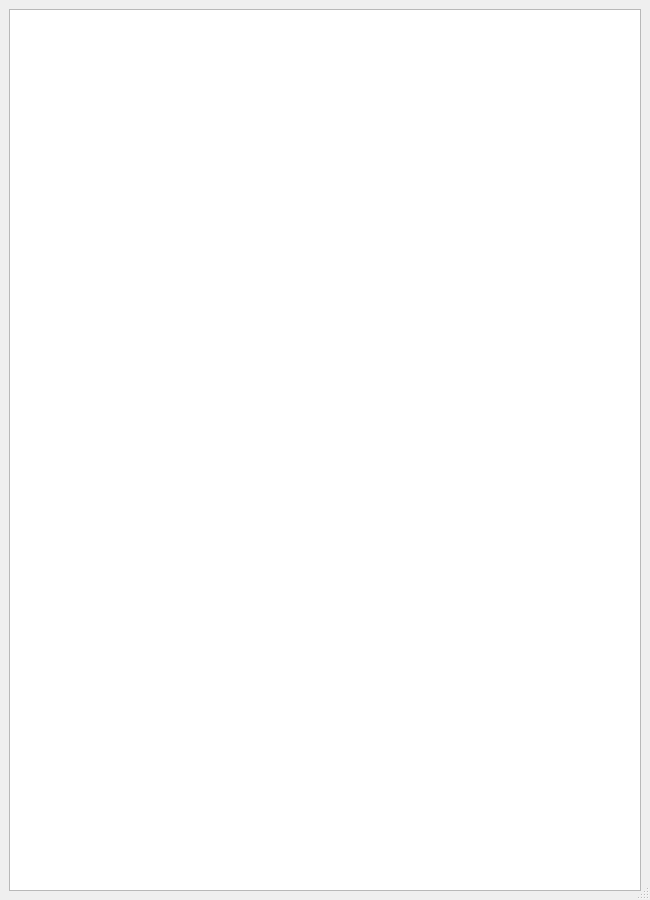
Milieuuh/Arkanoid, file Arkanoid/mainwindow.ui: the form before one commit.
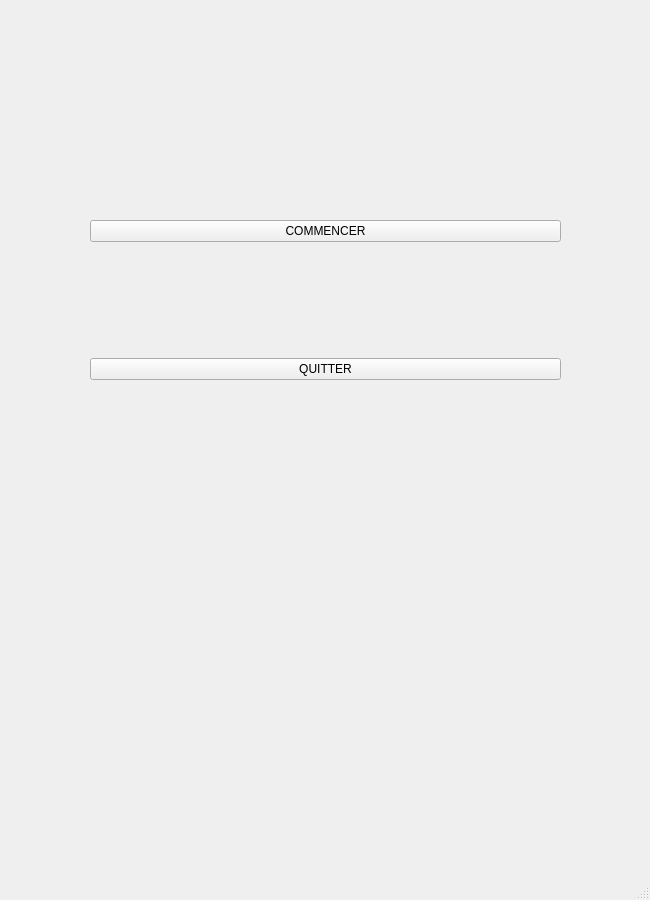
The form after the commit.

```diff
--- a/Arkanoid/mainwindow.ui
+++ b/Arkanoid/mainwindow.ui
@@ -38,15 +38,62 @@
      <height>900</height>
     </size>
    </property>
-   <layout class="QHBoxLayout" name="horizontalLayout_2">
-    <item>
-     <layout class="QHBoxLayout" name="horizontalLayout">
-      <item>
-       <widget class="QGraphicsView" name="graphicsView"/>
-      </item>
-     </layout>
-    </item>
-   </layout>
+   <widget class="QWidget" name="">
+    <property name="geometry">
+     <rect>
+      <x>90</x>
+      <y>110</y>
+      <width>471</width>
+      <height>381</height>
+     </rect>
+    </property>
+    <property name="maximumSize">
+     <size>
+      <width>16777215</width>
+      <height>16777215</height>
+     </size>
+    </property>
+    <layout class="QVBoxLayout" name="verticalLayout">
+     <item>
+      <widget class="QPushButton" name="btn_commencer">
+       <property name="maximumSize">
+        <size>
+         <width>16777215</width>
+         <height>16777215</height>
+        </size>
+       </property>
+       <property name="text">
+        <string>COMMENCER</string>
+       </property>
+      </widget>
+     </item>
+     <item>
+      <widget class="QPushButton" name="btn_quitter">
+       <property name="maximumSize">
+        <size>
+         <width>16777215</width>
+         <height>16777215</height>
+        </size>
+       </property>
+       <property name="text">
+        <string>QUITTER</string>
+       </property>
+       <property name="iconSize">
+        <size>
+         <width>16</width>
+         <height>50</height>
+        </size>
+       </property>
+       <property name="checkable">
+        <bool>false</bool>
+       </property>
+       <property name="checked">
+        <bool>false</bool>
+       </property>
+      </widget>
+     </item>
+    </layout>
+   </widget>
   </widget>
   <widget class="QMenuBar" name="menubar">
    <property name="geometry">
```
Left out of the diff: 39 changed lines with no effect on the pictures.
